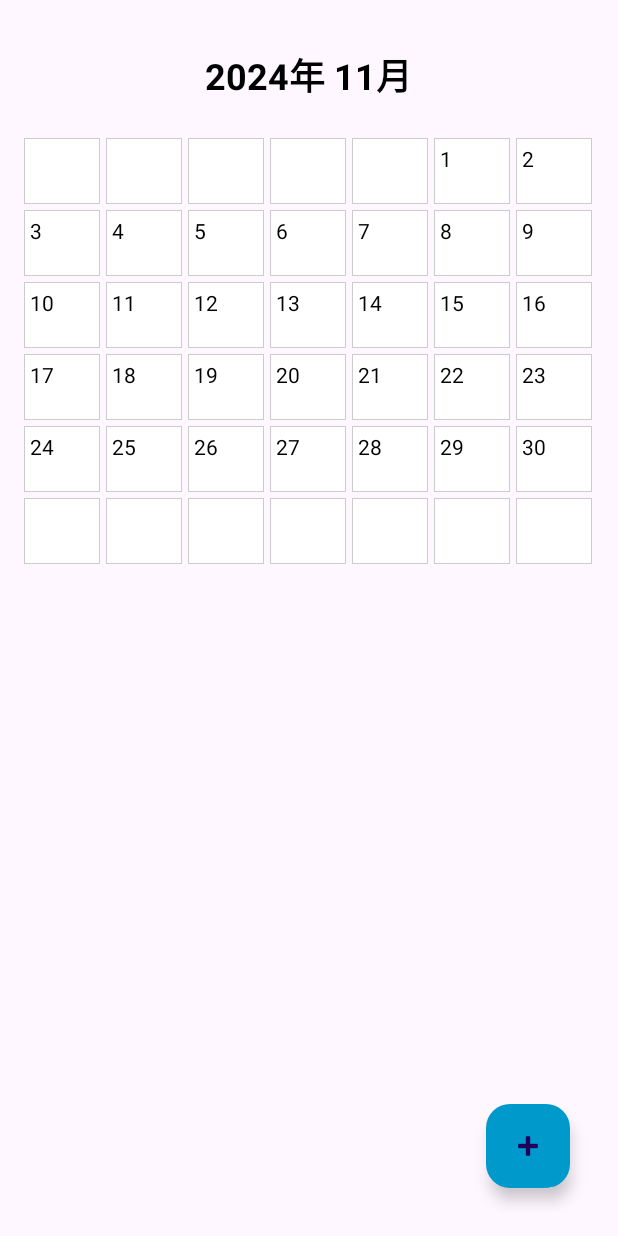
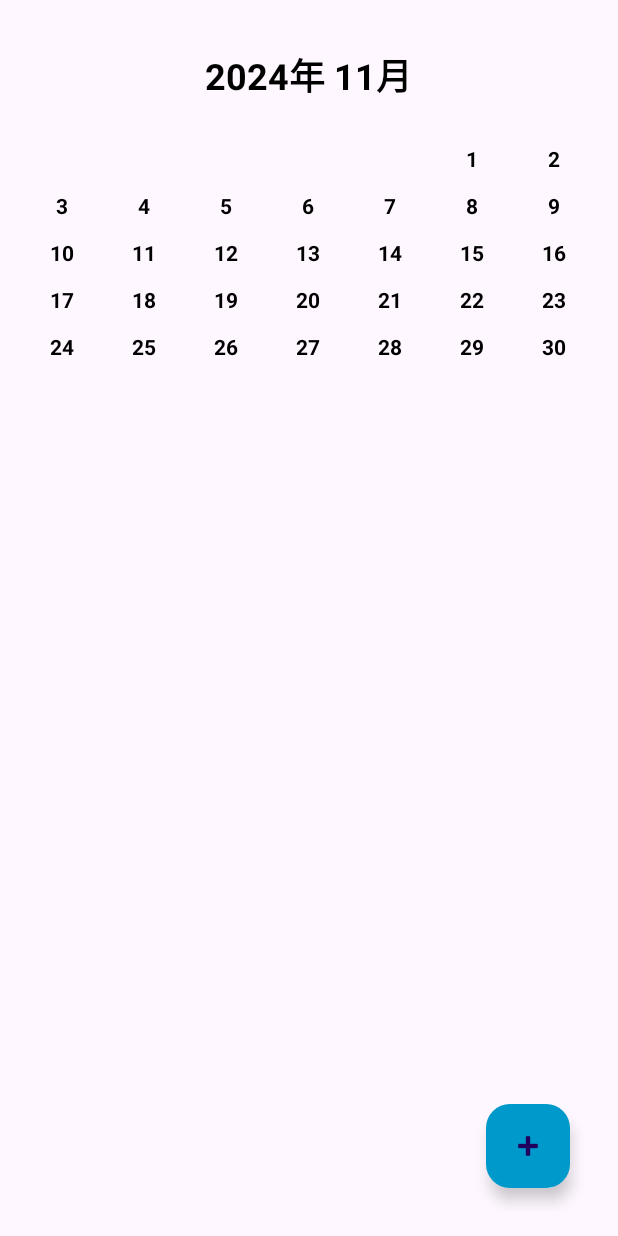
Before and after one commit to bhrtgbrt/Finalproject, an Android app: the screen it shows after launch (MainActivity), on a phone screen of 412 x 824 dp. Run offline under Robolectric (Android 15) with nearby library versions, the phone set to English and light mode, and no system bars; 1 statement that could not run was skipped.

Commit message:
1122新增節日，農曆未完成

```diff
--- a/calendarapp/app/src/main/java/com/example/calendarapp/CalendarAdapter.java
+++ b/calendarapp/app/src/main/java/com/example/calendarapp/CalendarAdapter.java
@@ -2,6 +2,7 @@ package com.example.calendarapp;
 
 import android.content.Context;
 import android.content.SharedPreferences;
+import android.util.Log;
 import android.view.LayoutInflater;
 import android.view.View;
 import android.view.ViewGroup;
@@ -10,6 +11,7 @@ import android.widget.TextView;
 import java.util.Calendar;
 
 public class CalendarAdapter extends BaseAdapter {
+    private static final String TAG = "CalendarAdapter";
     private Context context;
     private Calendar calendar;
     private SharedPreferences taskPreferences;
@@ -25,17 +27,6 @@ public class CalendarAdapter extends BaseAdapter {
     @Override
     public int getCount() {
         return 42; // 6週 x 7天
-    }
-
-    public Calendar getDateAtPosition(int position) {
-        Calendar date = (Calendar) calendar.clone();
-        date.set(Calendar.DAY_OF_MONTH, 1); // 設置為當月第一天
-
-        int firstDayOfWeek = date.get(Calendar.DAY_OF_WEEK) - 1; // 當月第一天是星期幾
-        int dayOffset = position - firstDayOfWeek; // 計算偏移量
-
-        date.add(Calendar.DAY_OF_MONTH, dayOffset);
-        return date;
     }
 
     @Override
@@ -56,7 +47,9 @@ public class CalendarAdapter extends BaseAdapter {
             convertView = inflater.inflate(R.layout.calendar_cell, parent, false);
             holder = new ViewHolder();
             holder.tvDate = convertView.findViewById(R.id.tvDate);
+            holder.tvLunar = convertView.findViewById(R.id.tvLunar);
             holder.tvTask = convertView.findViewById(R.id.tvTask);
+            holder.tvHoliday = convertView.findViewById(R.id.tvHoliday);
             convertView.setTag(holder);
         } else {
             holder = (ViewHolder) convertView.getTag();
@@ -70,9 +63,37 @@ public class CalendarAdapter extends BaseAdapter {
         boolean isCurrentMonth = currentDate.get(Calendar.MONTH) == calendar.get(Calendar.MONTH);
 
         if (isCurrentMonth) {
-            // 設置日期
+            // 設置陽曆日期
             holder.tvDate.setText(String.valueOf(dayOfMonth));
             holder.tvDate.setTextColor(context.getResources().getColor(android.R.color.black));
+
+            // 設置農曆日期
+            try {
+                Lunar lunar = new Lunar(currentDate);
+                String lunarText = getLunarDayText(lunar.getMonth(), lunar.getDay());
+                holder.tvLunar.setText(lunarText);
+                holder.tvLunar.setVisibility(View.VISIBLE);
+
+                // 加入日誌輸出以便偵錯
+                Log.d(TAG, String.format("日期: %d/%d/%d, 農曆: %s",
+                        currentDate.get(Calendar.YEAR),
+                        currentDate.get(Calendar.MONTH) + 1,
+                        currentDate.get(Calendar.DAY_OF_MONTH),
+                        lunarText));
+
+            } catch (Exception e) {
+                Log.e(TAG, "農曆轉換錯誤: " + e.getMessage());
+                holder.tvLunar.setVisibility(View.GONE);
+            }
+
+            // 顯示節日
+            String holiday = HolidayManager.getHoliday(currentDate);
+            if (holiday != null) {
+                holder.tvHoliday.setVisibility(View.VISIBLE);
+                holder.tvHoliday.setText(holiday);
+            } else {
+                holder.tvHoliday.setVisibility(View.GONE);
+            }
 
             // 顯示待辦事項
             String key = getTaskKey(
@@ -82,57 +103,76 @@ public class CalendarAdapter extends BaseAdapter {
             );
             String task = taskPreferences.getString(key, "");
 
-            // 只顯示第一個事項或用省略號表示有多個事項
             if (!task.isEmpty()) {
                 String[] tasks = task.split("\n");
                 String displayTask = tasks.length > 1 ?
                         tasks[0].split("\\|")[0] + "..." :
                         tasks[0].split("\\|")[0];
                 holder.tvTask.setText(displayTask);
+                holder.tvTask.setVisibility(View.VISIBLE);
             } else {
-                holder.tvTask.setText("");
+                holder.tvTask.setVisibility(View.GONE);
             }
         } else {
             // 非當前月份的日期顯示為空
             holder.tvDate.setText("");
-            holder.tvTask.setText("");
+            holder.tvLunar.setVisibility(View.GONE);
+            holder.tvTask.setVisibility(View.GONE);
+            holder.tvHoliday.setVisibility(View.GONE);
         }
 
         return convertView;
     }
 
+    private static class ViewHolder {
+        TextView tvDate;
+        TextView tvLunar;
+        TextView tvTask;
+        TextView tvHoliday;
+    }
+
+    private String getLunarDayText(int lunarMonth, int lunarDay) {
+        String[] chineseDayNames = {
+                "初一", "初二", "初三", "初四", "初五", "初六", "初七", "初八", "初九", "初十",
+                "十一", "十二", "十三", "十四", "十五", "十六", "十七", "十八", "十九", "二十",
+                "廿一", "廿二", "廿三", "廿四", "廿五", "廿六", "廿七", "廿八", "廿九", "三十"
+        };
+
+        if (lunarDay == 1) {
+            String[] chineseMonthNames = {
+                    "正月", "二月", "三月", "四月", "五月", "六月",
+                    "七月", "八月", "九月", "十月", "冬月", "臘月"
+            };
+            return chineseMonthNames[lunarMonth - 1];
+        } else {
+            return chineseDayNames[lunarDay - 1];
+        }
+    }
+
     private Calendar calculateDate(int position) {
         Calendar date = (Calendar) calendar.clone();
-        date.set(Calendar.DAY_OF_MONTH, 1); // 設置為當月第一天
+        date.set(Calendar.DAY_OF_MONTH, 1);
 
-        int firstDayOfWeek = date.get(Calendar.DAY_OF_WEEK) - 1; // 當月第一天是星期幾
-        int dayOffset = position - firstDayOfWeek; // 計算偏移量
+        int firstDayOfWeek = date.get(Calendar.DAY_OF_WEEK) - 1;
+        int dayOffset = position - firstDayOfWeek;
 
         date.add(Calendar.DAY_OF_MONTH, dayOffset);
         return date;
-    }
-
-    public void addTask(int year, int month, int day, String task) {
-        String key = getTaskKey(year, month, day);
-
-        // 取得目前已儲存的事項
-        String existingTasks = taskPreferences.getString(key, "");
-
-        // 如果已經有事項，就用換行符號分隔
-        String updatedTasks = existingTasks.isEmpty() ?
-                task :
-                existingTasks + "\n" + task;
-
-        taskPreferences.edit().putString(key, updatedTasks).apply();
-        notifyDataSetChanged();
     }
 
     private String getTaskKey(int year, int month, int day) {
         return year + "-" + month + "-" + day;
     }
 
-    private static class ViewHolder {
-        TextView tvDate;
-        TextView tvTask;
+    public Calendar getDateAtPosition(int position) {
+        return calculateDate(position);
+    }
+
+    public void addTask(int year, int month, int day, String task) {
+        String key = getTaskKey(year, month, day);
+        String existingTasks = taskPreferences.getString(key, "");
+        String updatedTasks = existingTasks.isEmpty() ? task : existingTasks + "\n" + task;
+        taskPreferences.edit().putString(key, updatedTasks).apply();
+        notifyDataSetChanged();
     }
 }
--- /dev/null
+++ b/calendarapp/app/src/main/java/com/example/calendarapp/HolidayManager.java
@@ -0,0 +1,74 @@
+package com.example.calendarapp;
+
+import java.util.HashMap;
+import java.util.Map;
+import java.util.Calendar;
+
+public class HolidayManager {
+    private static final Map<String, String> fixedHolidays = new HashMap<>();
+    private static final Map<String, LunarHoliday> lunarHolidays = new HashMap<>();
+
+    static {
+        // 固定節日 (格式: MM-dd)
+        fixedHolidays.put("01-01", "元旦");
+        fixedHolidays.put("02-28", "和平紀念日");
+        fixedHolidays.put("03-08", "婦女節");
+        fixedHolidays.put("03-12", "植樹節");
+        fixedHolidays.put("04-04", "兒童節");
+        fixedHolidays.put("04-05", "清明節");
+        fixedHolidays.put("05-01", "勞動節");
+        fixedHolidays.put("09-28", "教師節");
+        fixedHolidays.put("10-10", "國慶節");
+        fixedHolidays.put("12-24", "平安夜");
+        fixedHolidays.put("12-25", "聖誕節");
+
+        // 農曆節日
+        lunarHolidays.put("春節", new LunarHoliday(1, 1));
+        lunarHolidays.put("元宵節", new LunarHoliday(1, 15));
+        lunarHolidays.put("端午節", new LunarHoliday(5, 5));
+        lunarHolidays.put("七夕", new LunarHoliday(7, 7));
+        lunarHolidays.put("中秋節", new LunarHoliday(8, 15));
+        lunarHolidays.put("重陽節", new LunarHoliday(9, 9));
+    }
+
+    public static String getHoliday(Calendar date) {
+        try {
+            // 檢查固定節日
+            String monthDay = String.format("%02d-%02d",
+                    date.get(Calendar.MONTH) + 1,
+                    date.get(Calendar.DAY_OF_MONTH));
+
+            String holiday = fixedHolidays.get(monthDay);
+            if (holiday != null) {
+                return holiday;
+            }
+
+            // 檢查農曆節日
+            Lunar lunar = new Lunar(date);
+            for (Map.Entry<String, LunarHoliday> entry : lunarHolidays.entrySet()) {
+                if (entry.getValue().matches(lunar)) {
+                    return entry.getKey();
+                }
+            }
+        } catch (Exception e) {
+            // 農曆轉換出錯時，只顯示陽曆節日
+            e.printStackTrace();
+        }
+        return null;
+    }
+
+    private static class LunarHoliday {
+        final int month;
+        final int day;
+
+        LunarHoliday(int month, int day) {
+            this.month = month;
+            this.day = day;
+        }
+
+        boolean matches(Lunar lunar) {
+            return lunar.getMonth() == month && lunar.getDay() == day;
+        }
+    }
+
+}
--- /dev/null
+++ b/calendarapp/app/src/main/java/com/example/calendarapp/Lunar.java
@@ -0,0 +1,157 @@
+package com.example.calendarapp;
+
+import java.util.Calendar;
+import java.util.Date;
+
+public class Lunar {
+    private int year;
+    private int month;
+    private int day;
+    private static int[] lunarInfo = {
+            0x04bd8,0x04ae0,0x0a570,0x054d5,0x0d260,0x0d950,0x16554,0x056a0,0x09ad0,0x055d2,
+            0x04ae0,0x0a5b6,0x0a4d0,0x0d250,0x1d255,0x0b540,0x0d6a0,0x0ada2,0x095b0,0x14977,
+            0x04970,0x0a4b0,0x0b4b5,0x06a50,0x06d40,0x1ab54,0x02b60,0x09570,0x052f2,0x04970,
+            0x06566,0x0d4a0,0x0ea50,0x06e95,0x05ad0,0x02b60,0x186e3,0x092e0,0x1c8d7,0x0c950,
+            0x0d4a0,0x1d8a6,0x0b550,0x056a0,0x1a5b4,0x025d0,0x092d0,0x0d2b2,0x0a950,0x0b557
+    };
+
+    public Lunar(Calendar cal) {
+        @SuppressWarnings("unused")
+        int yearCyl,monCyl,dayCyl;
+        int leapMonth = 0;
+
+        // 修正：使用 Calendar 而不是過時的 Date 建構子
+        Calendar baseCalendar = Calendar.getInstance();
+        baseCalendar.set(1900, Calendar.JANUARY, 31);
+        Date baseDate = baseCalendar.getTime();
+
+        // 求出和1900年1月31日相差的天數
+        int offset = (int)((cal.getTime().getTime() - baseDate.getTime())/86400000);
+        dayCyl = offset + 40;
+        monCyl = 14;
+
+        // 用offset減去每農曆年的天數，確定農曆年份
+        int iYear, daysOfYear = 0;
+        for (iYear = 1900; iYear < 2100 && offset > 0; iYear++) {
+            daysOfYear = yearDays(iYear);
+            offset -= daysOfYear;
+            monCyl += 12;
+        }
+        if (offset < 0) {
+            offset += daysOfYear;
+            iYear--;
+            monCyl -= 12;
+        }
+
+        // 新增：確保年份在有效範圍內
+        if (iYear < 1900 || iYear >= 1900 + lunarInfo.length) {
+            throw new IllegalArgumentException("年份超出範圍：" + iYear);
+        }
+
+        year = iYear;
+        yearCyl = iYear - 1864;
+        leapMonth = leapMonth(iYear); // 閏哪個月,1-12
+
+        boolean leap = false;
+
+        // 用當年的天數offset,逐個減去每月（農曆）的天數，求出當天是本月的第幾天
+        int iMonth, daysOfMonth = 0;
+        for (iMonth = 1; iMonth < 13 && offset > 0; iMonth++) {
+            // 閏月
+            if (leapMonth > 0 && iMonth == (leapMonth + 1) && !leap) {
+                --iMonth;
+                leap = true;
+                daysOfMonth = leapDays(year);
+            } else {
+                daysOfMonth = monthDays(year, iMonth);
+            }
+
+            offset -= daysOfMonth;
+            if (leap && iMonth == (leapMonth + 1)) leap = false;
+            if (!leap) monCyl++;
+        }
+
+        // offset為0時，並且剛才計算的月份是閏月，要校正
+        if (offset == 0 && leapMonth > 0 && iMonth == leapMonth + 1) {
+            if (leap) {
+                leap = false;
+            } else {
+                leap = true;
+                --iMonth;
+                --monCyl;
+            }
+        }
+
+        // offset小於0時，也要校正
+        if (offset < 0) {
+            offset += daysOfMonth;
+            --iMonth;
+            --monCyl;
+        }
+        month = iMonth;
+        day = offset + 1;
+    }
+
+    // 獲取月份
+    public int getMonth() {
+        return month;
+    }
+
+    // 獲取日期
+    public int getDay() {
+        return day;
+    }
+
+    // 計算某年有多少天
+    private static int yearDays(int y) {
+        // 新增：年份檢查
+        if (y < 1900 || y >= 1900 + lunarInfo.length) {
+            throw new IllegalArgumentException("年份超出範圍：" + y);
+        }
+
+        int i, sum = 348;
+        for (i = 0x8000; i > 0x8; i >>= 1) {
+            if ((lunarInfo[y - 1900] & i) != 0) sum += 1;
+        }
+        return (sum + leapDays(y));
+    }
+
+    // 計算某年閏月的天數
+    private static int leapDays(int y) {
+        // 新增：年份檢查
+        if (y < 1900 || y >= 1900 + lunarInfo.length) {
+            throw new IllegalArgumentException("年份超出範圍：" + y);
+        }
+
+        if (leapMonth(y) != 0) {
+            if ((lunarInfo[y - 1900] & 0x10000) != 0)
+                return 30;
+            else
+                return 29;
+        }
+        return 0;
+    }
+
+    // 計算某年哪個月是閏月
+    private static int leapMonth(int y) {
+        // 新增：年份檢查
+        if (y < 1900 || y >= 1900 + lunarInfo.length) {
+            return 0;  // 超出範圍時返回 0，表示該年沒有閏月
+        }
+
+        return (int) (lunarInfo[y - 1900] & 0xf);
+    }
+
+    // 計算某年某月的天數
+    private static int monthDays(int y, int m) {
+        // 新增：年份檢查
+        if (y < 1900 || y >= 1900 + lunarInfo.length) {
+            throw new IllegalArgumentException("年份超出範圍：" + y);
+        }
+
+        if ((lunarInfo[y - 1900] & (0x10000 >> m)) == 0)
+            return 29;
+        else
+            return 30;
+    }
+}
--- a/calendarapp/app/src/main/res/layout/calendar_cell.xml
+++ b/calendarapp/app/src/main/res/layout/calendar_cell.xml
@@ -4,22 +4,38 @@
     android:layout_height="wrap_content"
     android:orientation="vertical"
     android:padding="4dp"
-    android:background="@drawable/calendar_cell_background">
+    android:gravity="center">
 
     <TextView
         android:id="@+id/tvDate"
         android:layout_width="wrap_content"
         android:layout_height="wrap_content"
         android:textSize="14sp"
-        android:textColor="@android:color/black"/>
+        android:textStyle="bold" />
+
+    <TextView
+        android:id="@+id/tvLunar"
+        android:layout_width="wrap_content"
+        android:layout_height="wrap_content"
+        android:textSize="10sp"
+        android:textColor="#666666"
+        android:layout_marginTop="1dp" />
+
+    <TextView
+        android:id="@+id/tvHoliday"
+        android:layout_width="wrap_content"
+        android:layout_height="wrap_content"
+        android:textSize="10sp"
+        android:textColor="#FF4081"
+        android:layout_marginTop="1dp" />
 
     <TextView
         android:id="@+id/tvTask"
-        android:layout_width="match_parent"
+        android:layout_width="wrap_content"
         android:layout_height="wrap_content"
-        android:textSize="12sp"
-        android:textColor="@android:color/holo_blue_dark"
+        android:textSize="10sp"
         android:maxLines="1"
-        android:ellipsize="end"/>
+        android:ellipsize="end"
+        android:layout_marginTop="1dp" />
 
 </LinearLayout>
```
Also changed, not shown: 20 other files.
